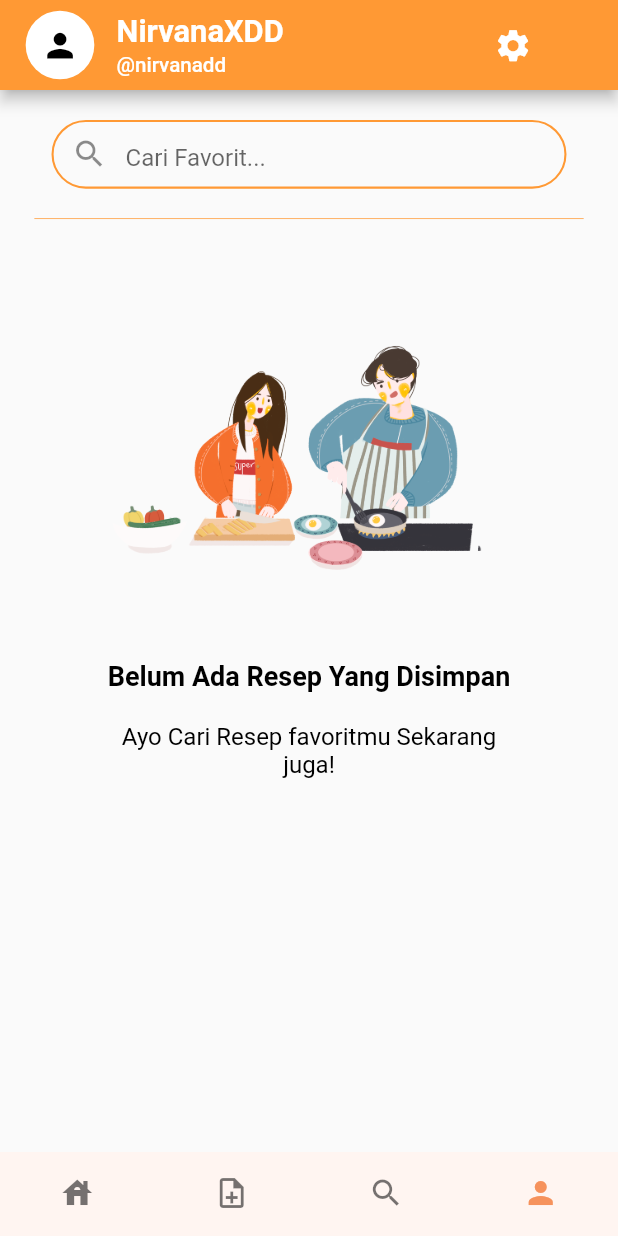
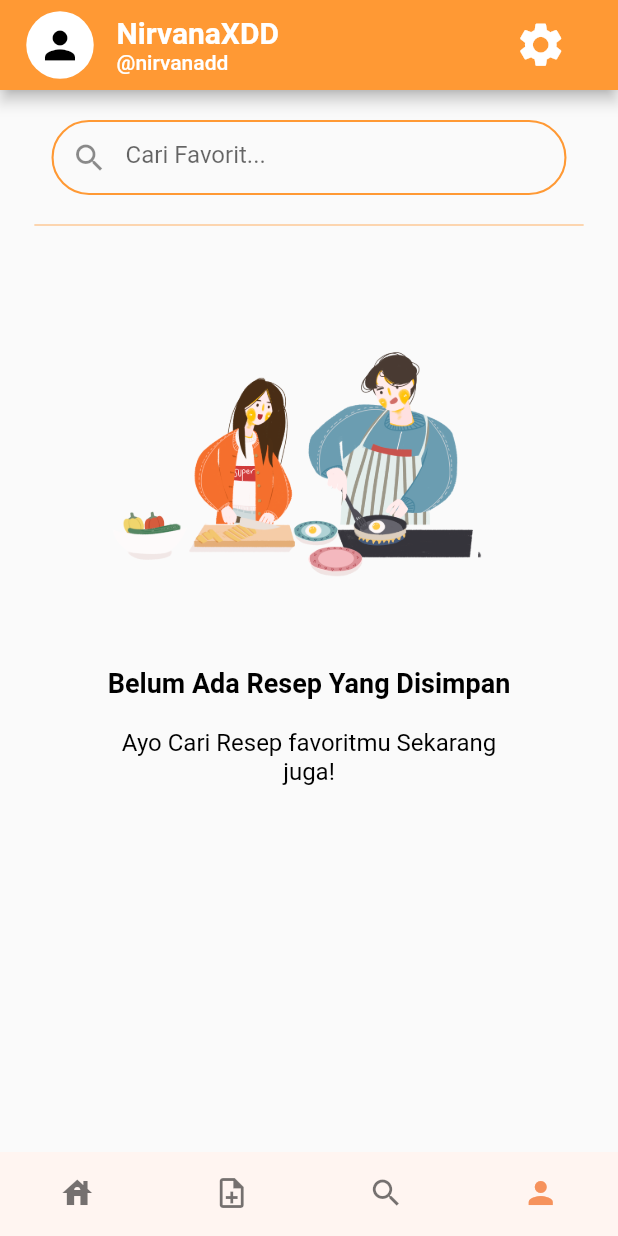
Before and after one commit to Freshmid/delightfood, a Flutter app: the BaseApp screen opened directly, item 4 of the bottom bar chosen, on a phone screen of 412 x 824 dp. Run offline on Flutter 3.47's test engine with Material 2 defaults, Android fonts, the light colour scheme and no system bars.

Commit message:
Minor fix

```diff
--- a/lib/profile/profile.dart
+++ b/lib/profile/profile.dart
@@ -12,15 +12,15 @@ class _ProfileState extends State<Profile> {
 
   @override
   Widget build(BuildContext context) {
-    return Column(
+    return ListView(
+      scrollDirection: Axis.vertical,
+      padding: EdgeInsets.fromLTRB(0, 20, 0, 40),
+      children: [
+        Column(
           children: [
             Container(
-          height: 20,
-        ),
-
-        Container(
               width: MediaQuery.of(context).size.width/1.2,
-          height: MediaQuery.of(context).size.height/18,
+              height: 50,
               decoration: BoxDecoration(
                 // color: Color(0xFFff9934),
                 border: Border.all(
@@ -96,6 +96,8 @@ class _ProfileState extends State<Profile> {
               ),
             ),
           ],
+        ),
+      ],
     );
   }
 }
--- a/lib/profile/profilebar.dart
+++ b/lib/profile/profilebar.dart
@@ -27,7 +27,7 @@ class _ProfileBarState extends State<ProfileBar> {
         Container(
           alignment: Alignment.centerLeft,
           child: Ink(
-            height: (MediaQuery.of(context).size.height/18),
+            height: 45,
             decoration: const ShapeDecoration(
               // color: Colors.white24,
               color: Colors.white,
@@ -35,7 +35,7 @@ class _ProfileBarState extends State<ProfileBar> {
             ),
             child: IconButton(
               icon: const Icon(Icons.person),
-              iconSize: (MediaQuery.of(context).size.height/32),
+              iconSize: 30,
               color: Colors.black,
               onPressed: () {},
             ),
@@ -58,14 +58,14 @@ class _ProfileBarState extends State<ProfileBar> {
                   user_name,
                   style: TextStyle(
                     color: Colors.white,
-                    fontSize: MediaQuery.of(context).size.height/40,
+                    fontSize: 20,
                     fontWeight: FontWeight.bold
                     // fontSize: 24,
                   ),
                 ),
               ),
 
-              Container(height: 2,),
+              // Container(height: 2,),
 
               Container(
                 alignment: Alignment.centerLeft,
@@ -73,7 +73,7 @@ class _ProfileBarState extends State<ProfileBar> {
                   user_email,
                   style: TextStyle(
                     color: Colors.white,
-                    fontSize: MediaQuery.of(context).size.height/60,
+                    fontSize: 14,
                     // fontSize: 24,
                   ),
                 ),
@@ -85,14 +85,13 @@ class _ProfileBarState extends State<ProfileBar> {
           ),
         ),
 
-        Container(
-          width: (MediaQuery.of(context).size.width/12),
-        ),
 
         Container(
+          width: MediaQuery.of(context).size.width/3 - 35,
           child: IconButton(
+            alignment: Alignment.centerRight,
             icon: const Icon(Icons.settings),
-            iconSize: (MediaQuery.of(context).size.height/32),
+            iconSize: 35,
             color: Colors.white,
             onPressed: () {settingProfile();},
           ),
--- a/lib/search/search_builder.dart
+++ b/lib/search/search_builder.dart
@@ -10,7 +10,7 @@ class CategoryItems extends StatefulWidget {
 }
 
 class _CategoryItemsState extends State<CategoryItems> {
-  goFpsearch() {
+  searchCategory() {
     Navigator.of(context).push(
       MaterialPageRoute(builder: ((context) => SearchPage())),
     );
@@ -26,7 +26,7 @@ class _CategoryItemsState extends State<CategoryItems> {
         ),
         child: ElevatedButton(
           onPressed: () {
-            goFpsearch();
+            searchCategory();
           },
           style: ElevatedButton.styleFrom(foregroundColor: Colors.white, backgroundColor: Color(0)),
           child: Text(recipesAll.recipe[i].category, style: TextStyle(fontSize: 24),),
```
Also changed, not shown: lib/search/kategori.dart (+0 -98 lines), lib/search/search.dart (+0 -15 lines). Lines whose indentation alone changed are shown as unchanged.
